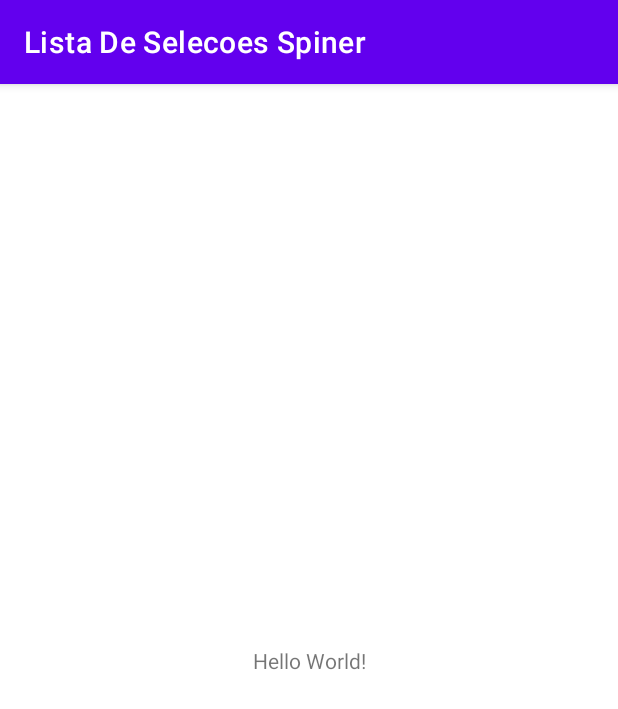
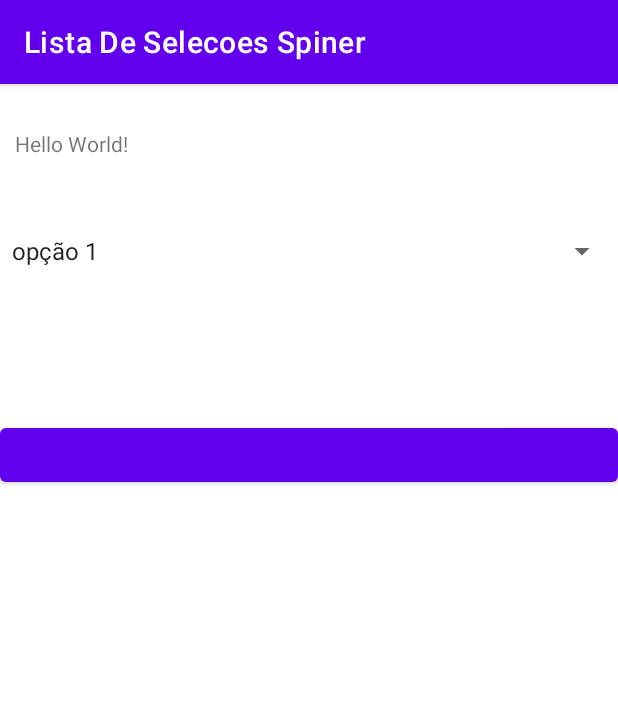
Before and after one commit to capcesar23/Lista-de-selecoes-spiner-android, an Android app: the screen it shows after launch (MainActivity), on a phone screen of 412 x 824 dp. Shown: the top 709 px of the screen. Run offline under Robolectric (Android 15) with nearby library versions, the phone set to English and light mode, and no system bars.

Commit message:
spinner caixa de seleções dropdown criando spinner, arrayAdapter e chamando os dados do string.xml string-array nome="opcoes"

```diff
--- a/ListaDeSelecoesSpiner/app/build.gradle
+++ b/ListaDeSelecoesSpiner/app/build.gradle
@@ -4,12 +4,12 @@ plugins {
 
 android {
     namespace 'com.example.listadeselecoesspiner'
-    compileSdk 32
+    compileSdk 33
 
     defaultConfig {
         applicationId "com.example.listadeselecoesspiner"
         minSdk 21
-        targetSdk 32
+        targetSdk 33
         versionCode 1
         versionName "1.0"
 
@@ -26,6 +26,9 @@ android {
         sourceCompatibility JavaVersion.VERSION_1_8
         targetCompatibility JavaVersion.VERSION_1_8
     }
+    viewBinding{
+        enabled = true
+    }
 }
 
 dependencies {
--- a/ListaDeSelecoesSpiner/app/src/main/java/com/example/listadeselecoesspiner/MainActivity.java
+++ b/ListaDeSelecoesSpiner/app/src/main/java/com/example/listadeselecoesspiner/MainActivity.java
@@ -3,12 +3,35 @@ package com.example.listadeselecoesspiner;
 import androidx.appcompat.app.AppCompatActivity;
 
 import android.os.Bundle;
+import android.view.View;
+import android.widget.ArrayAdapter;
+
+
+import com.example.listadeselecoesspiner.databinding.ActivityMainBinding;
 
 public class MainActivity extends AppCompatActivity {
+
+    ActivityMainBinding binding;
 
     @Override
     protected void onCreate(Bundle savedInstanceState) {
         super.onCreate(savedInstanceState);
-        setContentView(R.layout.activity_main);
+        binding = ActivityMainBinding.inflate(getLayoutInflater());
+        View view = binding.getRoot();
+        setContentView(view);
+
+
+        //criando o spinner e buscando dados do array na string.xml debtro da pasta values
+        // Crie um ArrayAdapter usando a matriz de string e um layout giratório padrão
+        ArrayAdapter<CharSequence> adapter;
+        adapter = ArrayAdapter.createFromResource(this,
+                //chama o array de nome opcoes no string.xml, tem a opcao de chamar no banco de dados
+                R.array.opcoes, android.R.layout.simple_spinner_item);
+        // Especifique o layout a ser usado quando a lista de opções aparecer
+        adapter.setDropDownViewResource(android.R.layout.simple_spinner_dropdown_item);
+        // Aplique o adaptador no spinner
+        binding.lista.setAdapter(adapter);
+
+
     }
 }
--- a/ListaDeSelecoesSpiner/app/src/main/res/layout/activity_main.xml
+++ b/ListaDeSelecoesSpiner/app/src/main/res/layout/activity_main.xml
@@ -1,18 +1,31 @@
 <?xml version="1.0" encoding="utf-8"?>
-<androidx.constraintlayout.widget.ConstraintLayout xmlns:android="http://schemas.android.com/apk/res/android"
-    xmlns:app="http://schemas.android.com/apk/res-auto"
+<RelativeLayout xmlns:android="http://schemas.android.com/apk/res/android"
+
     xmlns:tools="http://schemas.android.com/tools"
     android:layout_width="match_parent"
     android:layout_height="match_parent"
     tools:context=".MainActivity">
 
     <TextView
-        android:layout_width="wrap_content"
+        android:id="@+id/textView"
+        android:layout_width="match_parent"
         android:layout_height="wrap_content"
+       android:layout_marginTop="30dp"
+        android:layout_marginLeft="10dp"
+        android:layout_marginRight="10dp"
         android:text="Hello World!"
-        app:layout_constraintBottom_toBottomOf="parent"
-        app:layout_constraintEnd_toEndOf="parent"
-        app:layout_constraintStart_toStartOf="parent"
-        app:layout_constraintTop_toTopOf="parent" />
+         />
+    <Spinner
+        android:id="@+id/lista"
+        android:layout_width="match_parent"
+        android:layout_height="wrap_content"
+        android:layout_below="@+id/textView"
+        android:layout_marginTop="50dp"/>
+    <Button
+        android:layout_width="match_parent"
+        android:layout_height="wrap_content"
+        android:layout_below="@+id/lista"
+        android:layout_marginTop="100dp"/>
 
-</androidx.constraintlayout.widget.ConstraintLayout>
+
+</RelativeLayout>
--- a/ListaDeSelecoesSpiner/app/src/main/res/values/strings.xml
+++ b/ListaDeSelecoesSpiner/app/src/main/res/values/strings.xml
@@ -1,3 +1,9 @@
 <resources>
     <string name="app_name">Lista De Selecoes Spiner</string>
+
+    <string-array name="opcoes">
+        <item>opção 1</item>
+        <item>opção 2</item>
+        <item>opção 3</item>
+    </string-array>
 </resources>
```
